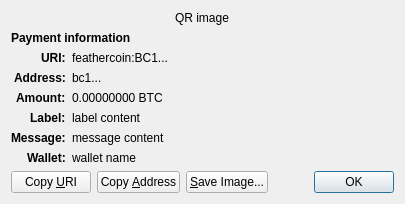
First picture: the form in src/qt/forms/receiverequestdialog.ui, repository FeatherCoin/Feathercoin, before the edit.
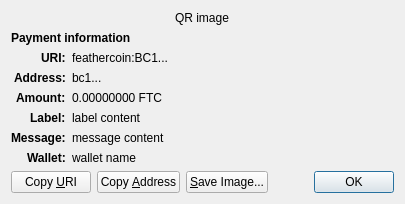
Second picture: the form after the edit. Custom widgets are drawn as their Qt base class.

What changed in the file:
```diff
--- a/src/qt/forms/receiverequestdialog.ui
+++ b/src/qt/forms/receiverequestdialog.ui
@@ -126,7 +126,7 @@
    <item row="4" column="1" alignment="Qt::AlignTop">
     <widget class="QLabel" name="amount_content">
      <property name="text">
-      <string notr="true">0.00000000 BTC</string>
+      <string notr="true">0.00000000 FTC</string>
      </property>
      <property name="textFormat">
       <enum>Qt::PlainText</enum>
```
